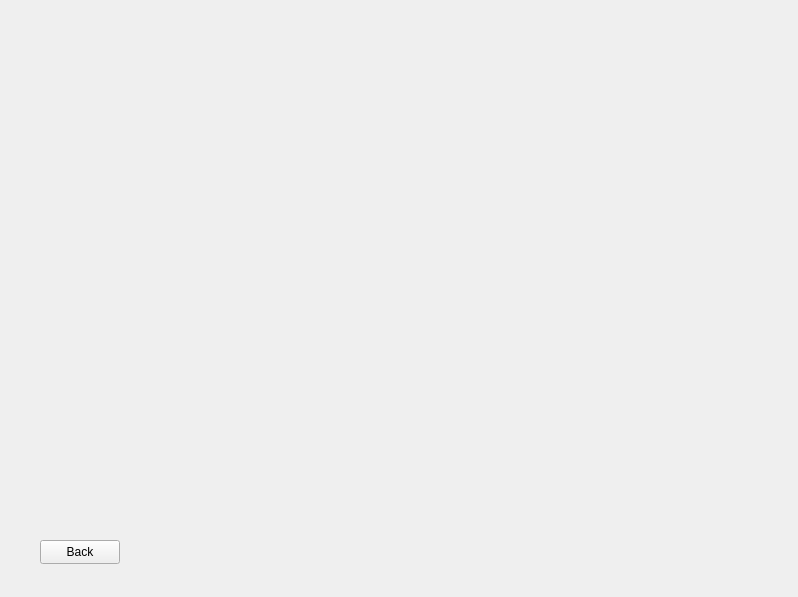
Before: the Qt Designer form Library-Management-System/editbook.ui in danisensei/Library-Management-System, drawn with Qt 5.
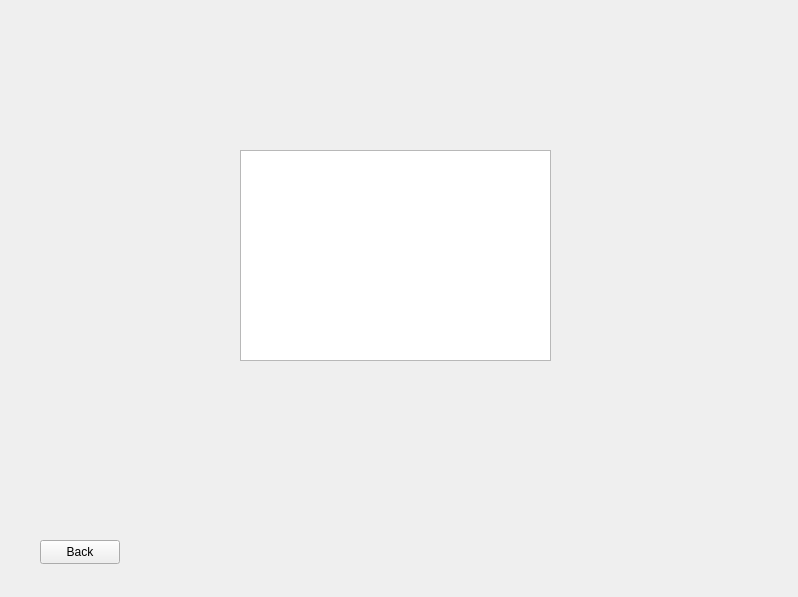
After: the same form once the commit is applied.

```diff
--- a/Library-Management-System/editbook.ui
+++ b/Library-Management-System/editbook.ui
@@ -26,6 +26,16 @@
     <string>Back</string>
    </property>
   </widget>
+  <widget class="QTableView" name="booktable">
+   <property name="geometry">
+    <rect>
+     <x>240</x>
+     <y>150</y>
+     <width>311</width>
+     <height>211</height>
+    </rect>
+   </property>
+  </widget>
  </widget>
  <resources/>
  <connections/>
```
